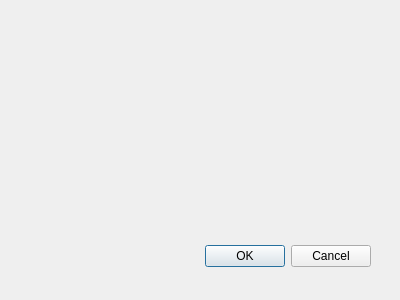
Above: fenetreprincipale.ui from tonivia/Metro_Paris before the change. Below: the same form after it.
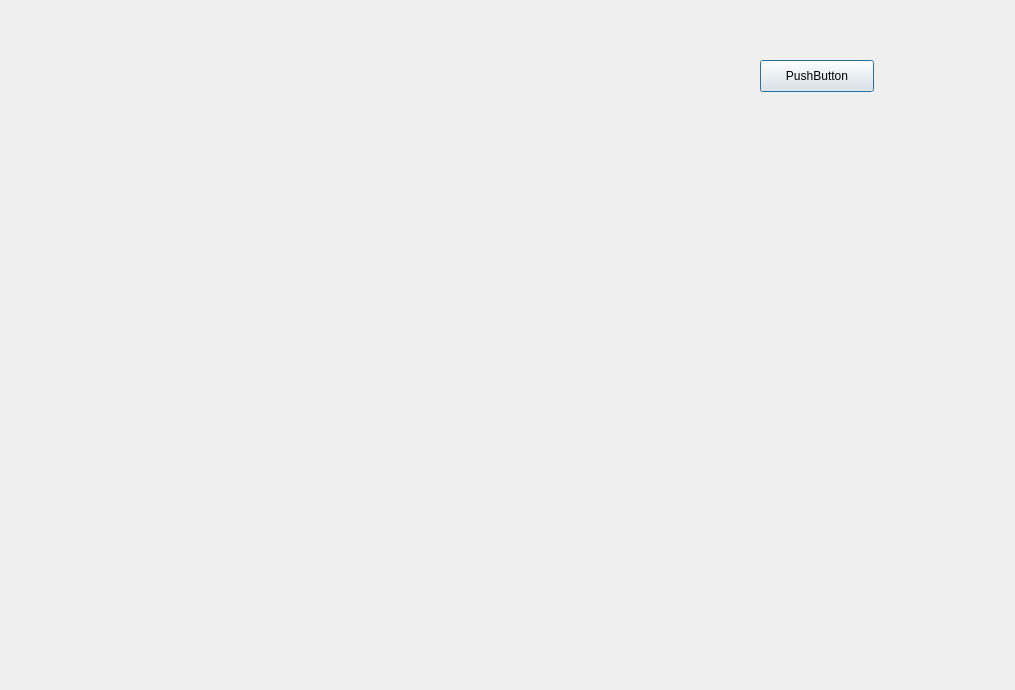
That is the form after the change.

Commit message:
Implémentaion Maj Distance Données test interface préparées
formule calcul distance OK

What changed in the file:
```diff
--- a/fenetreprincipale.ui
+++ b/fenetreprincipale.ui
@@ -8,27 +8,24 @@
    <rect>
     <x>0</x>
     <y>0</y>
-    <width>400</width>
-    <height>300</height>
+    <width>1015</width>
+    <height>690</height>
    </rect>
   </property>
   <property name="windowTitle">
    <string>Dialog</string>
   </property>
-  <widget class="QDialogButtonBox" name="buttonBox">
+  <widget class="QPushButton" name="pushButton">
    <property name="geometry">
     <rect>
-     <x>30</x>
-     <y>240</y>
-     <width>341</width>
+     <x>760</x>
+     <y>60</y>
+     <width>114</width>
      <height>32</height>
     </rect>
    </property>
-   <property name="orientation">
-    <enum>Qt::Horizontal</enum>
-   </property>
-   <property name="standardButtons">
-    <set>QDialogButtonBox::Cancel|QDialogButtonBox::Ok</set>
+   <property name="text">
+    <string>PushButton</string>
    </property>
   </widget>
  </widget>
```
Left out of the diff: 40 changed lines with no effect on the pictures. The commit also changes 6 other files.
